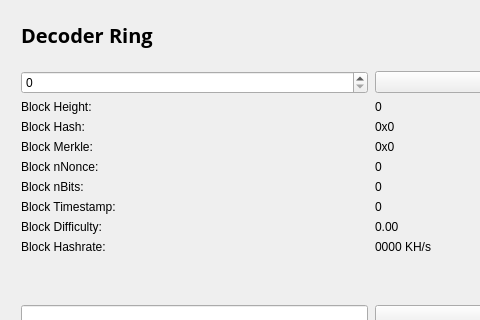
Qt form src/qt/forms/blockbrowser.ui (Spekske/offerings-gs) before a commit; both pictures show x 0 to 480 and y 0 to 320 of the 794 by 514 pixel window.
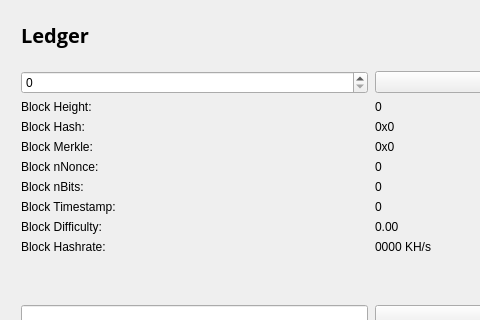
The same form after that commit.

Patch:
```diff
--- a/src/qt/forms/blockbrowser.ui
+++ b/src/qt/forms/blockbrowser.ui
@@ -70,7 +70,7 @@
           </font>
          </property>
          <property name="text">
-          <string>&lt;html&gt;&lt;head/&gt;&lt;body&gt;&lt;p&gt;&lt;span style=&quot; font-size:20px; font-weight:600; color:#000000;&quot;&gt;Decoder Ring &lt;/span&gt;&lt;/p&gt;&lt;/body&gt;&lt;/html&gt;</string>
+          <string>&lt;html&gt;&lt;head/&gt;&lt;body&gt;&lt;p&gt;&lt;span style=&quot; font-size:20px; font-weight:600; color:#000000;&quot;&gt;Ledger &lt;/span&gt;&lt;/p&gt;&lt;/body&gt;&lt;/html&gt;</string>
          </property>
         </widget>
        </item>
```
Left out of the diff: 11 changed lines with no effect on the pictures.
